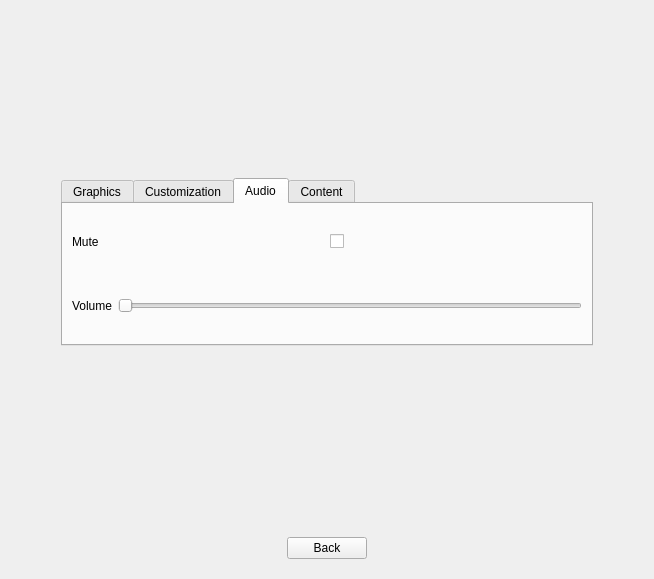
Above: src/SettingsScreen.ui from RemotelyChaotic/JOIPEngine before the change. Below: the same form after it.
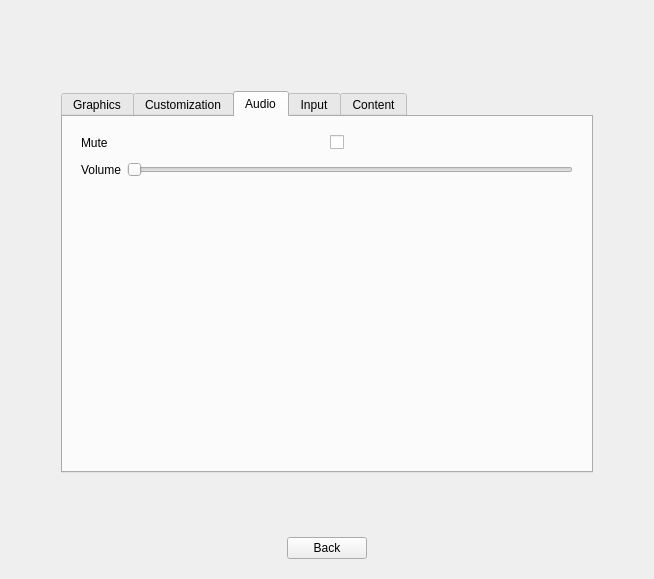
That is the form after the change. The open tabs and pages were chosen to show the change. Custom widgets are drawn as their Qt base class.

```diff
--- a/src/SettingsScreen.ui
+++ b/src/SettingsScreen.ui
@@ -41,10 +41,13 @@
      <property name="orientation">
       <enum>Qt::Vertical</enum>
      </property>
+     <property name="sizeType">
+      <enum>QSizePolicy::Fixed</enum>
+     </property>
      <property name="sizeHint" stdset="0">
       <size>
-       <width>20</width>
-       <height>40</height>
+       <width>40</width>
+       <height>80</height>
       </size>
      </property>
     </spacer>
@@ -54,6 +57,9 @@
      <property name="orientation">
       <enum>Qt::Vertical</enum>
      </property>
+     <property name="sizeType">
+      <enum>QSizePolicy::Fixed</enum>
+     </property>
      <property name="sizeHint" stdset="0">
       <size>
        <width>20</width>
@@ -323,16 +329,16 @@
         <widget class="QWidget" name="pMuteContainer" native="true">
          <layout class="QHBoxLayout" name="horizontalLayout_6">
           <property name="leftMargin">
-           <number>0</number>
+           <number>9</number>
           </property>
           <property name="topMargin">
-           <number>0</number>
+           <number>9</number>
           </property>
           <property name="rightMargin">
-           <number>0</number>
+           <number>9</number>
           </property>
           <property name="bottomMargin">
-           <number>0</number>
+           <number>3</number>
           </property>
           <item>
            <widget class="QLabel" name="label_4">
@@ -355,16 +361,16 @@
         <widget class="QWidget" name="pVolumeContainer" native="true">
          <layout class="QHBoxLayout" name="horizontalLayout_7">
           <property name="leftMargin">
-           <number>0</number>
+           <number>9</number>
           </property>
           <property name="topMargin">
-           <number>0</number>
+           <number>3</number>
           </property>
           <property name="rightMargin">
-           <number>0</number>
+           <number>9</number>
           </property>
           <property name="bottomMargin">
-           <number>0</number>
+           <number>9</number>
           </property>
           <item>
            <widget class="QLabel" name="label_5">
@@ -392,6 +398,50 @@
          </layout>
         </widget>
        </item>
+       <item row="3" column="0" colspan="2">
+        <spacer name="verticalSpacer_5">
+         <property name="orientation">
+          <enum>Qt::Vertical</enum>
+         </property>
+         <property name="sizeHint" stdset="0">
+          <size>
+           <width>20</width>
+           <height>40</height>
+          </size>
+         </property>
+        </spacer>
+       </item>
+      </layout>
+     </widget>
+     <widget class="QWidget" name="tab_4">
+      <attribute name="title">
+       <string>Input</string>
+      </attribute>
+      <layout class="QGridLayout" name="gridLayout_8">
+       <item row="0" column="0">
+        <widget class="QScrollArea" name="scrollArea_3">
+         <property name="frameShape">
+          <enum>QFrame::NoFrame</enum>
+         </property>
+         <property name="frameShadow">
+          <enum>QFrame::Plain</enum>
+         </property>
+         <property name="widgetResizable">
+          <bool>true</bool>
+         </property>
+         <widget class="QWidget" name="pInputContainer">
+          <property name="geometry">
+           <rect>
+            <x>0</x>
+            <y>0</y>
+            <width>514</width>
+            <height>312</height>
+           </rect>
+          </property>
+          <layout class="QVBoxLayout" name="verticalLayout"/>
+         </widget>
+        </widget>
+       </item>
       </layout>
      </widget>
      <widget class="QWidget" name="tab">
```
Left out of the diff: 124 changed lines with no effect on the pictures.
